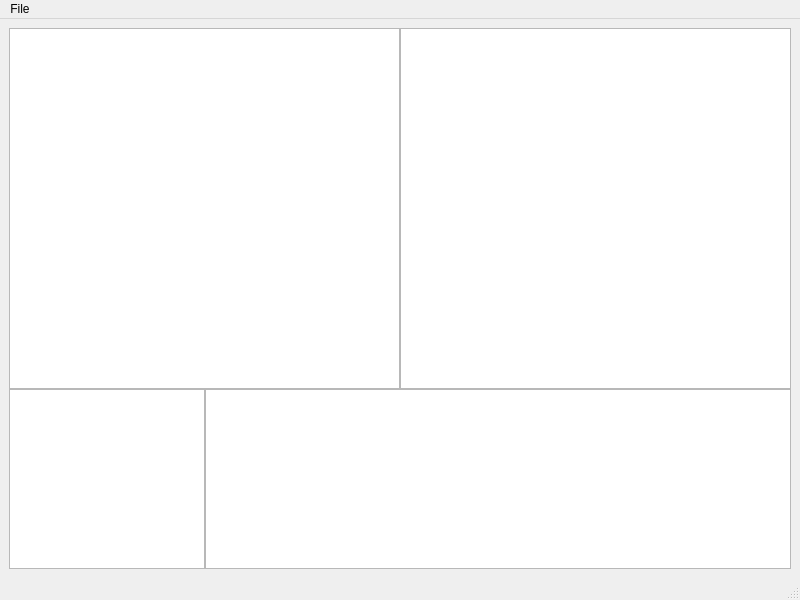
EasonNothingToSing/JGKit-Plus, file viewer/JGKit-Plus.ui: the form before one commit.
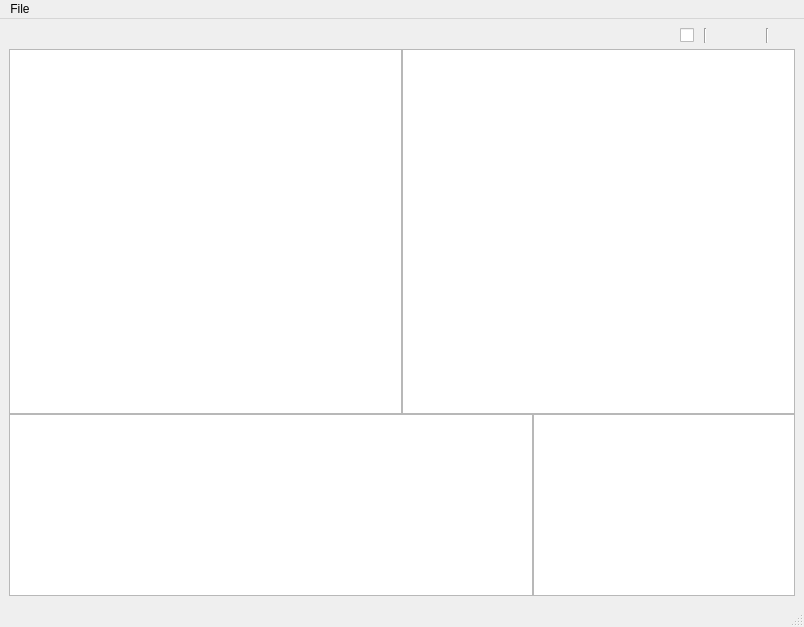
The form after the commit. Icons and pictures are not drawn.

Diff of the .ui file:
```diff
--- a/viewer/JGKit-Plus.ui
+++ b/viewer/JGKit-Plus.ui
@@ -6,8 +6,8 @@
    <rect>
     <x>0</x>
     <y>0</y>
-    <width>800</width>
-    <height>600</height>
+    <width>804</width>
+    <height>627</height>
    </rect>
   </property>
   <property name="minimumSize">
@@ -27,11 +27,227 @@
     </size>
    </property>
    <layout class="QGridLayout" name="gridLayout">
-    <item row="0" column="0">
-     <layout class="QVBoxLayout" name="TreeAndMemoryLayout" stretch="2,1">
+    <item row="2" column="0">
+     <layout class="QVBoxLayout" name="TreeAndMemoryLayout" stretch="0,2,1">
       <property name="spacing">
        <number>0</number>
       </property>
+      <item>
+       <layout class="QHBoxLayout" name="horizontalLayout" stretch="0">
+        <property name="spacing">
+         <number>10</number>
+        </property>
+        <property name="sizeConstraint">
+         <enum>QLayout::SetDefaultConstraint</enum>
+        </property>
+        <property name="leftMargin">
+         <number>0</number>
+        </property>
+        <item alignment="Qt::AlignRight">
+         <widget class="QFrame" name="ButtonFrame">
+          <property name="sizePolicy">
+           <sizepolicy hsizetype="Minimum" vsizetype="Minimum">
+            <horstretch>0</horstretch>
+            <verstretch>0</verstretch>
+           </sizepolicy>
+          </property>
+          <property name="autoFillBackground">
+           <bool>false</bool>
+          </property>
+          <property name="frameShape">
+           <enum>QFrame::NoFrame</enum>
+          </property>
+          <property name="frameShadow">
+           <enum>QFrame::Raised</enum>
+          </property>
+          <layout class="QHBoxLayout" name="horizontalLayout_2">
+           <property name="spacing">
+            <number>10</number>
+           </property>
+           <property name="sizeConstraint">
+            <enum>QLayout::SetDefaultConstraint</enum>
+           </property>
+           <property name="leftMargin">
+            <number>10</number>
+           </property>
+           <property name="topMargin">
+            <number>0</number>
+           </property>
+           <property name="rightMargin">
+            <number>10</number>
+           </property>
+           <property name="bottomMargin">
+            <number>6</number>
+           </property>
+           <item>
+            <widget class="QPushButton" name="Save">
+             <property name="maximumSize">
+              <size>
+               <width>15</width>
+               <height>15</height>
+              </size>
+             </property>
+             <property name="text">
+              <string/>
+             </property>
+             <property name="icon">
+              <iconset>
+               <normaloff>assets/.image/.file/save_dark.png</normaloff>assets/.image/.file/save_dark.png</iconset>
+             </property>
+             <property name="flat">
+              <bool>true</bool>
+             </property>
+            </widget>
+           </item>
+           <item>
+            <widget class="QPushButton" name="Open">
+             <property name="maximumSize">
+              <size>
+               <width>15</width>
+               <height>15</height>
+              </size>
+             </property>
+             <property name="text">
+              <string/>
+             </property>
+             <property name="icon">
+              <iconset>
+               <normaloff>assets/.image/.file/open_dark.png</normaloff>assets/.image/.file/open_dark.png</iconset>
+             </property>
+             <property name="flat">
+              <bool>true</bool>
+             </property>
+            </widget>
+           </item>
+           <item>
+            <widget class="QPushButton" name="Connect">
+             <property name="maximumSize">
+              <size>
+               <width>15</width>
+               <height>15</height>
+              </size>
+             </property>
+             <property name="text">
+              <string/>
+             </property>
+             <property name="icon">
+              <iconset>
+               <normaloff>assets/.image/.connect/play.png</normaloff>assets/.image/.connect/play.png</iconset>
+             </property>
+             <property name="flat">
+              <bool>true</bool>
+             </property>
+            </widget>
+           </item>
+           <item>
+            <widget class="QCheckBox" name="Refresh_Hold">
+             <property name="maximumSize">
+              <size>
+               <width>15</width>
+               <height>15</height>
+              </size>
+             </property>
+             <property name="text">
+              <string/>
+             </property>
+            </widget>
+           </item>
+           <item>
+            <widget class="Line" name="line_2">
+             <property name="maximumSize">
+              <size>
+               <width>2</width>
+               <height>20</height>
+              </size>
+             </property>
+             <property name="orientation">
+              <enum>Qt::Vertical</enum>
+             </property>
+            </widget>
+           </item>
+           <item>
+            <widget class="QPushButton" name="Refresh">
+             <property name="maximumSize">
+              <size>
+               <width>15</width>
+               <height>15</height>
+              </size>
+             </property>
+             <property name="text">
+              <string/>
+             </property>
+             <property name="icon">
+              <iconset>
+               <normaloff>assets/.image/.refresh/refresh-dark.png</normaloff>assets/.image/.refresh/refresh-dark.png</iconset>
+             </property>
+             <property name="flat">
+              <bool>true</bool>
+             </property>
+            </widget>
+           </item>
+           <item alignment="Qt::AlignRight">
+            <widget class="QPushButton" name="Stop">
+             <property name="maximumSize">
+              <size>
+               <width>15</width>
+               <height>15</height>
+              </size>
+             </property>
+             <property name="text">
+              <string/>
+             </property>
+             <property name="icon">
+              <iconset>
+               <normaloff>assets/.image/.disconnect/stop-dark.png</normaloff>assets/.image/.disconnect/stop-dark.png</iconset>
+             </property>
+             <property name="autoDefault">
+              <bool>false</bool>
+             </property>
+             <property name="flat">
+              <bool>true</bool>
+             </property>
+            </widget>
+           </item>
+           <item>
+            <widget class="Line" name="line">
+             <property name="maximumSize">
+              <size>
+               <width>2</width>
+               <height>20</height>
+              </size>
+             </property>
+             <property name="orientation">
+              <enum>Qt::Vertical</enum>
+             </property>
+            </widget>
+           </item>
+           <item alignment="Qt::AlignRight">
+            <widget class="QLabel" name="Status">
+             <property name="maximumSize">
+              <size>
+               <width>15</width>
+               <height>15</height>
+              </size>
+             </property>
+             <property name="text">
+              <string/>
+             </property>
+             <property name="pixmap">
+              <pixmap>assets/.image/.disconnect/disconnect.png</pixmap>
+             </property>
+             <property name="scaledContents">
+              <bool>true</bool>
+             </property>
+             <property name="alignment">
+              <set>Qt::AlignRight|Qt::AlignTrailing|Qt::AlignVCenter</set>
+             </property>
+            </widget>
+           </item>
+          </layout>
+         </widget>
+        </item>
+       </layout>
+      </item>
       <item>
        <layout class="QHBoxLayout" name="TreeLayout" stretch="1,1">
         <property name="sizeConstraint">
@@ -46,7 +262,7 @@
        </layout>
       </item>
       <item>
-       <layout class="QHBoxLayout" name="MemoryLayout" stretch="1,3">
+       <layout class="QHBoxLayout" name="DisplayLayout" stretch="2,1">
         <property name="spacing">
          <number>0</number>
         </property>
@@ -67,7 +283,7 @@
     <rect>
      <x>0</x>
      <y>0</y>
-     <width>800</width>
+     <width>804</width>
      <height>22</height>
     </rect>
    </property>
```
Left out of the diff: 2 changed lines with no effect on the pictures.
